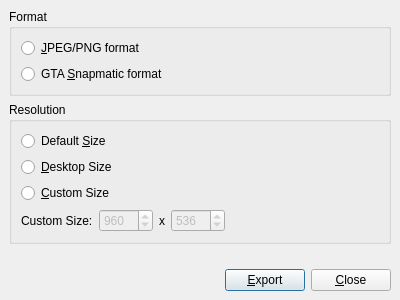
Before: the Qt Designer form ExportDialog.ui in SyDevTeam/gta5view, drawn with Qt 5.
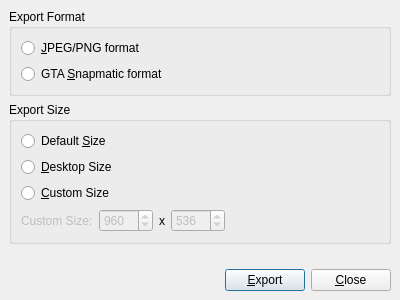
After: the same form once the commit is applied.

What changed in the file:
```diff
--- a/ExportDialog.ui
+++ b/ExportDialog.ui
@@ -39,7 +39,7 @@
        <item>
         <widget class="QGroupBox" name="gbSnapmaticFormat">
          <property name="title">
-          <string>Format</string>
+          <string>Export Format</string>
          </property>
          <layout class="QVBoxLayout" name="verticalLayout">
           <item>
@@ -62,7 +62,7 @@
        <item>
         <widget class="QGroupBox" name="gbSnapmaticResolution">
          <property name="title">
-          <string>Resolution</string>
+          <string>Export Size</string>
          </property>
          <layout class="QVBoxLayout" name="verticalLayout_2">
           <item>
@@ -90,6 +90,9 @@
            <layout class="QHBoxLayout" name="hlSnapmaticResolution">
             <item>
              <widget class="QLabel" name="labSnapmaticResolutionSize">
+              <property name="enabled">
+               <bool>false</bool>
+              </property>
               <property name="text">
                <string>Custom Size:</string>
               </property>
```
